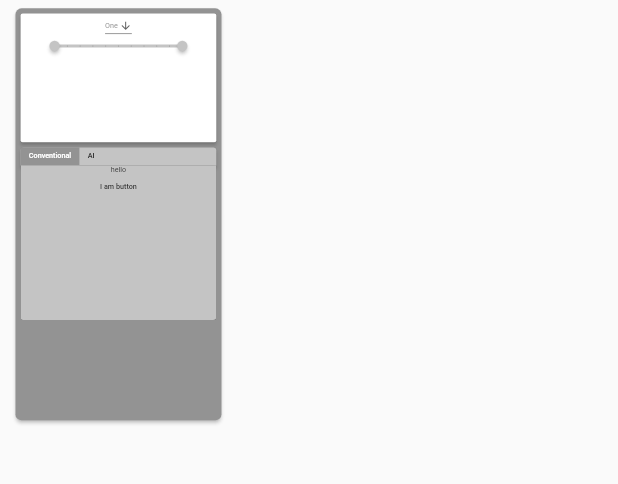
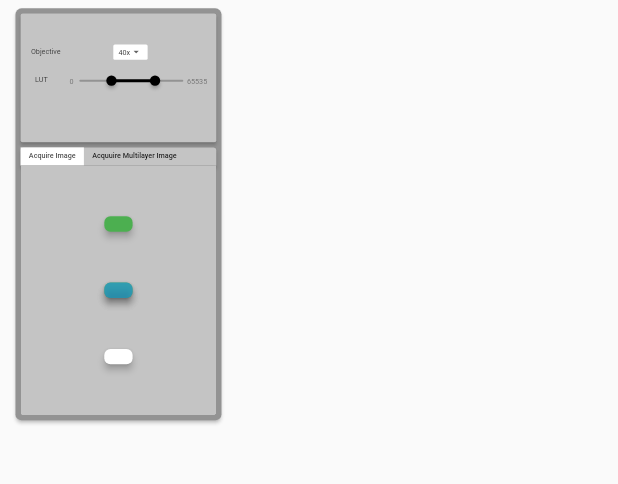
Before and after one commit to JamesKai/syncell_ux, a Flutter app: the MyHomePage screen opened directly, after a tap on "Imaging", on a phone screen of 412 x 824 dp, the part 38-522 px from its top. Run offline on Flutter 3.47's test engine with Material 2 defaults, Android fonts, the phone set to English and light mode, and no system bars; our stand-ins replace get, google_fonts, responsive_framework.

Commit message:
partially finish Light Tab

```diff
--- a/lib/components/drop_down_menu.dart
+++ b/lib/components/drop_down_menu.dart
@@ -1,25 +1,42 @@
 import 'package:flutter/material.dart';
+import 'package:flutter_desktop1/controller/obj_controller.dart';
+import 'package:get/get.dart';
 
 class MyDropDownButton extends StatefulWidget {
-  MyDropDownButton({Key key}) : super(key: key);
+  final List<String> dropDownItems;
+  MyDropDownButton({Key key, @required this.dropDownItems}) : super(key: key);
 
   @override
   _MyDropDownButtonState createState() => _MyDropDownButtonState();
 }
 
 class _MyDropDownButtonState extends State<MyDropDownButton> {
-  String dropdownValue = 'One';
+  String dropdownValue;
+  @override
+  void initState() {
+    super.initState();
+    dropdownValue = widget.dropDownItems[0];
+  }
 
   @override
   Widget build(BuildContext context) {
-    return DropdownButton<String>(
+    return Container(
+      height: 30,
+      padding: const EdgeInsets.only(left: 10.0, right: 10.0),
+      decoration: BoxDecoration(
+        borderRadius: BorderRadius.circular(5.0),
+        color: Colors.white,
+        // border: Border.all()
+      ),
+      child: DropdownButton<String>(
         value: dropdownValue,
-      icon: Icon(Icons.arrow_downward),
+        icon: Icon(Icons.arrow_drop_down),
         iconSize: 24,
         elevation: 16,
-      style: TextStyle(color: Colors.grey),
+        style: TextStyle(color: Colors.black),
         underline: Container(
-        height: 2,
+          margin: EdgeInsets.zero,
+          height: 0,
           color: Colors.grey,
         ),
         onChanged: (String newValue) {
@@ -27,13 +44,57 @@ class _MyDropDownButtonState extends State<MyDropDownButton> {
             dropdownValue = newValue;
           });
         },
-      items: <String>['One', 'Two', 'Free', 'Four']
-          .map<DropdownMenuItem<String>>((String value) {
+        items:
+            widget.dropDownItems.map<DropdownMenuItem<String>>((String value) {
           return DropdownMenuItem<String>(
             value: value,
             child: Text(value),
           );
         }).toList(),
+      ),
     );
   }
 }
+
+class ObjDropDown extends StatelessWidget {
+  final List<String> dropDownItems;
+  const ObjDropDown({Key key, @required this.dropDownItems}) : super(key: key);
+
+  @override
+  Widget build(BuildContext context) {
+    ObjController _objController = Get.put(ObjController());
+    return Container(
+        height: 30,
+        padding: const EdgeInsets.only(left: 10.0, right: 10.0),
+        decoration: BoxDecoration(
+          borderRadius: BorderRadius.circular(3.0),
+          color: Colors.white,
+          // border: Border.all()
+        ),
+        child: GetBuilder<ObjController>(
+          builder: (_) => DropdownButton<String>(
+            value: dropDownItems.contains(_.dropDownValue)
+                ? _.dropDownValue
+                : dropDownItems[0],
+            icon: Icon(Icons.arrow_drop_down),
+            iconSize: 24,
+            elevation: 16,
+            style: TextStyle(color: Colors.black),
+            underline: Container(
+              margin: EdgeInsets.zero,
+              height: 0,
+              color: Colors.grey,
+            ),
+            onChanged: (String newValue) {
+              _objController.updateDropDownValue(newValue);
+            },
+            items: dropDownItems.map<DropdownMenuItem<String>>((String value) {
+              return DropdownMenuItem<String>(
+                value: value,
+                child: Text(value),
+              );
+            }).toList(),
+          ),
+        ));
+  }
+}
--- a/lib/components/edit_card.dart
+++ b/lib/components/edit_card.dart
@@ -15,9 +15,6 @@ class EditCard extends StatefulWidget {
 }
 
 class _TestStack extends State<EditCard> with SingleTickerProviderStateMixin {
-  static final Color defaultColor = Color(0xffc4c4c4);
-  static final Color deepColor = Color(0xff939393);
-
   TabController _controller;
   @override
   void initState() {
@@ -33,7 +30,8 @@ class _TestStack extends State<EditCard> with SingleTickerProviderStateMixin {
 
   @override
   Widget build(BuildContext context) {
-    return Stack(children: [
+    return Center(
+      child: Stack(children: [
         Positioned(
           left: 0,
           top: 0,
@@ -47,7 +45,7 @@ class _TestStack extends State<EditCard> with SingleTickerProviderStateMixin {
                       topRight: Radius.circular(6),
                       bottomLeft: Radius.circular(0),
                       bottomRight: Radius.circular(0))),
-            color: defaultColor,
+              color: Theme.of(context).primaryColor,
               margin: EdgeInsets.only(bottom: 0),
               child: TabBar(
                 controller: _controller,
@@ -55,7 +53,8 @@ class _TestStack extends State<EditCard> with SingleTickerProviderStateMixin {
                 //define the style of the selected tab
                 indicatorSize: TabBarIndicatorSize.tab,
                 indicator: BoxDecoration(
-                  borderRadius: BorderRadius.circular(0), color: deepColor),
+                    borderRadius: BorderRadius.circular(0),
+                    color: Colors.white),
                 tabs: <Widget>[for (String title in widget.titles) Text(title)],
                 physics: NeverScrollableScrollPhysics(),
                 isScrollable: true,
@@ -67,7 +66,7 @@ class _TestStack extends State<EditCard> with SingleTickerProviderStateMixin {
           left: 0,
           top: 35,
           right: 0,
-        height: 300,
+          bottom: 0,
           child: Container(
             child: TabBarView(controller: _controller, children: <Widget>[
               for (Widget item in widget.contents)
@@ -78,12 +77,13 @@ class _TestStack extends State<EditCard> with SingleTickerProviderStateMixin {
                             topRight: Radius.circular(0),
                             bottomLeft: Radius.circular(6),
                             bottomRight: Radius.circular(6))),
-                  color: defaultColor,
+                    color: Theme.of(context).primaryColor,
                     margin: EdgeInsets.only(bottom: 0),
                     child: item)
             ]),
           ),
         ),
-    ]);
+      ]),
+    );
   }
 }
--- /dev/null
+++ b/lib/components/light_button.dart
@@ -0,0 +1,51 @@
+import 'package:flutter/material.dart';
+
+class LightButton extends StatelessWidget {
+  final Color color;
+  final void Function() onPressed;
+  const LightButton({Key key, @required this.color, @required this.onPressed})
+      : super(key: key);
+
+  @override
+  Widget build(BuildContext context) {
+    return Container(
+      width: 55,
+      height: 30,
+      child: RaisedButton(
+        shape: RoundedRectangleBorder(borderRadius: BorderRadius.circular(12)),
+        color: color,
+        onPressed: onPressed,
+      ),
+    );
+  }
+}
+
+class GreenButton extends StatelessWidget {
+  const GreenButton({Key key}) : super(key: key);
+
+  @override
+  Widget build(BuildContext context) {
+    return LightButton(color: Colors.green, onPressed: () {});
+  }
+}
+
+class BlueButton extends StatelessWidget {
+  const BlueButton({Key key}) : super(key: key);
+
+  @override
+  Widget build(BuildContext context) {
+    return Stack(children: [
+      GreenButton(),
+      LightButton(color: Colors.blue.withOpacity(0.6), onPressed: () {})
+    ]);
+  }
+}
+
+class WhiteButton extends StatelessWidget {
+  const WhiteButton({Key key}) : super(key: key);
+
+  @override
+  Widget build(BuildContext context) {
+    return LightButton(color: Colors.white, onPressed: () {});
+  }
+}
--- a/lib/components/light_card.dart
+++ b/lib/components/light_card.dart
@@ -1,6 +1,7 @@
 import 'package:flutter/material.dart';
 import 'package:flutter_desktop1/components/drop_down_menu.dart';
 import 'package:flutter_desktop1/components/range_slider.dart';
+import 'package:google_fonts/google_fonts.dart';
 
 class LightCard extends StatelessWidget {
   const LightCard({Key key}) : super(key: key);
@@ -9,9 +10,29 @@ class LightCard extends StatelessWidget {
   Widget build(BuildContext context) {
     return Container(
       child: Card(
+        color: Theme.of(context).primaryColor,
         margin: EdgeInsets.zero,
-        child: Column(
-          children: [MyDropDownButton(), GeneralRangeSlider()],
+        child: Stack(
+          children: [
+            Positioned(
+              left: 20,
+              top: 65,
+              child: Text('Objective',
+                  style: GoogleFonts.roboto(fontWeight: FontWeight.w400)),
+            ),
+            Positioned(
+                left: 180,
+                top: 60,
+                child:
+                    ObjDropDown(dropDownItems: <String>['40x', '60x', '10x'])),
+            Positioned(
+              left: 28,
+              top: 120,
+              child: Text('LUT',
+                  style: GoogleFonts.roboto(fontWeight: FontWeight.w400)),
+            ),
+            Positioned(left: 90, top: 118, child: LUT_RangeSlider()),
+          ],
         ),
       ),
     );
--- a/lib/components/page_bar.dart
+++ b/lib/components/page_bar.dart
@@ -12,7 +12,8 @@ class PageBar extends StatelessWidget {
   @override
   Widget build(BuildContext context) {
     MyController pageColorController = Get.put(MyController());
-    return Stack(
+    return Center(
+      child: Stack(
         children: [
           Positioned(
             left: 0,
@@ -21,7 +22,7 @@ class PageBar extends StatelessWidget {
               builder: (_) => ArrowButton(
                   onPressed: () {
                     pageColorController.updateColor(PageName.imaging);
-                  Get.offAll(MyHomePage(),
+                    Get.to(MyHomePage(),
                         transition: Transition.noTransition,
                         duration: Duration(seconds: 0));
                   },
@@ -38,7 +39,7 @@ class PageBar extends StatelessWidget {
                     color: _.processColor,
                     onPressed: () {
                       pageColorController.updateColor(PageName.process);
-                    Get.offAll(ProcessPage(),
+                      Get.to(ProcessPage(),
                           transition: Transition.noTransition,
                           duration: Duration(seconds: 0));
                     }),
@@ -52,13 +53,14 @@ class PageBar extends StatelessWidget {
                   color: _.labelingColor,
                   onPressed: () {
                     pageColorController.updateColor(PageName.labeling);
-                  Get.offAll(LabelingPage(),
+                    Get.to(LabelingPage(),
                         transition: Transition.noTransition,
                         duration: Duration(seconds: 0));
                   }),
             ),
-        )
+          ),
         ],
+      ),
     );
   }
 }
--- a/lib/components/range_slider.dart
+++ b/lib/components/range_slider.dart
@@ -1,26 +1,40 @@
 import 'package:flutter/material.dart';
-import 'package:flutter_desktop1/controller/range_slider_controller.dart';
+import 'package:flutter_desktop1/controller/lut_range_slider_controller.dart';
 import 'package:get/get.dart';
 
-class GeneralRangeSlider extends StatelessWidget {
-  GeneralRangeSlider({Key key}) : super(key: key);
+// ignore: camel_case_types
+class LUT_RangeSlider extends StatelessWidget {
+  LUT_RangeSlider({Key key}) : super(key: key);
 
   @override
   Widget build(BuildContext context) {
-    MyRangeSlider controller = Get.put(MyRangeSlider());
+    LUT_RangeSliderController controller = Get.put(LUT_RangeSliderController());
 
-    return Container(
-      // color: Colors.white,
-      width: 300,
+    return Center(
+      child: Stack(
+        children: [
+          Container(
+            width: 350,
             height: 30,
-      child: GetBuilder<MyRangeSlider>(
+          ),
+          Positioned(
+              left: 5,
+              bottom: 8,
+              child: Text(
+                '0',
+                style: TextStyle(color: Colors.grey[600]),
+              )),
+          Container(
+            width: 250,
+            height: 25,
+            child: GetBuilder<LUT_RangeSliderController>(
               builder: (_) => RangeSlider(
-          activeColor: Color(0xffc4c4c4),
-          inactiveColor: Color(0xff939393),
                 values: _.rangeValues,
+                activeColor: Colors.black,
+                inactiveColor: Theme.of(context).accentColor,
                 min: 0,
-          max: 100,
-          divisions: 10,
+                max: 65535,
+                divisions: 1000,
                 labels: RangeLabels(
                   _.rangeValues.start.round().toString(),
                   _.rangeValues.end.round().toString(),
@@ -30,6 +44,86 @@ class GeneralRangeSlider extends StatelessWidget {
                 },
               ),
             ),
+          ),
+          Positioned(
+              left: 233,
+              bottom: 8,
+              width: 60,
+              child: Text(
+                '65535',
+                style: TextStyle(color: Colors.grey[600]),
+              ))
+        ],
+      ),
     );
   }
 }
+
+class CustomSliderThumbRect extends SliderComponentShape {
+  final double thumbRadius;
+  final thumbHeight;
+  final int min;
+  final int max;
+
+  const CustomSliderThumbRect({
+    this.thumbRadius,
+    this.thumbHeight,
+    this.min,
+    this.max,
+  });
+
+  @override
+  Size getPreferredSize(bool isEnabled, bool isDiscrete) {
+    return Size.fromRadius(thumbRadius);
+  }
+
+  @override
+  void paint(
+    PaintingContext context,
+    Offset center, {
+    Animation<double> activationAnimation,
+    Animation<double> enableAnimation,
+    bool isDiscrete,
+    TextPainter labelPainter,
+    RenderBox parentBox,
+    SliderThemeData sliderTheme,
+    TextDirection textDirection,
+    double value,
+    double textScaleFactor,
+    Size sizeWithOverflow,
+  }) {
+    final Canvas canvas = context.canvas;
+
+    final rRect = RRect.fromRectAndRadius(
+      Rect.fromCenter(
+          center: center, width: thumbHeight * 1.2, height: thumbHeight * .6),
+      Radius.circular(thumbRadius * .4),
+    );
+
+    final paint = Paint()
+      ..color = sliderTheme.activeTrackColor //Thumb Background Color
+      ..style = PaintingStyle.fill;
+
+    TextSpan span = new TextSpan(
+        style: new TextStyle(
+            fontSize: thumbHeight * .3,
+            fontWeight: FontWeight.w700,
+            color: sliderTheme.thumbColor,
+            height: 1),
+        text: '${getValue(value)}');
+    TextPainter tp = new TextPainter(
+        text: span,
+        textAlign: TextAlign.left,
+        textDirection: TextDirection.ltr);
+    tp.layout();
+    Offset textCenter =
+        Offset(center.dx - (tp.width / 2), center.dy - (tp.height / 2));
+
+    canvas.drawRRect(rRect, paint);
+    tp.paint(canvas, textCenter);
+  }
+
+  String getValue(double value) {
+    return (min + (max - min) * value).round().toString();
+  }
+}
--- a/lib/components/setting_card.dart
+++ b/lib/components/setting_card.dart
@@ -29,7 +29,7 @@ class SettingTab extends StatelessWidget {
               left: 10,
               top: 270,
               right: 10,
-              height: 400,
+              bottom: 10,
               child: EditCard(
                 titles: titles,
                 contents: contents,
--- a/lib/controller/range_slider_controller.dart
+++ b/lib/controller/lut_range_slider_controller.dart
@@ -1,8 +1,9 @@
 import 'package:flutter/material.dart';
 import 'package:get/get.dart';
 
-class MyRangeSlider extends GetxController {
-  RangeValues rangeValues = const RangeValues(0, 100);
+// ignore: camel_case_types
+class LUT_RangeSliderController extends GetxController {
+  RangeValues rangeValues = const RangeValues(20000, 48000);
 
   void updateValues(RangeValues values) {
     rangeValues = values;
--- /dev/null
+++ b/lib/controller/obj_controller.dart
@@ -0,0 +1,10 @@
+import 'package:get/get.dart';
+
+class ObjController extends GetxController {
+  String dropDownValue = "";
+
+  void updateDropDownValue(String newVal) {
+    dropDownValue = newVal;
+    update();
+  }
+}
--- a/lib/controller/page_bar_controller.dart
+++ b/lib/controller/page_bar_controller.dart
@@ -4,9 +4,9 @@ import 'package:get/get.dart';
 class MyController extends GetxController {
   static final Color defaultColor = Color(0xffc4c4c4);
   static final Color deepColor = Color(0xff939393);
-  Color imagingColor = Color(0xffc4c4c4);
-  Color processColor = Color(0xffc4c4c4);
-  Color labelingColor = Color(0xffc4c4c4);
+  Color imagingColor = deepColor;
+  Color processColor = defaultColor;
+  Color labelingColor = defaultColor;
 
   void updateColor(PageName pageName) {
     if (PageName.imaging == pageName) {
--- a/lib/labeling_page.dart
+++ b/lib/labeling_page.dart
@@ -15,7 +15,8 @@ class LabelingPage extends StatefulWidget {
 class _LabelingPageState extends State<LabelingPage> {
   @override
   Widget build(BuildContext context) {
-    return Container(
+    return Scaffold(
+      body: Container(
           width: 1920,
           height: 1080,
           child: Stack(
@@ -26,14 +27,11 @@ class _LabelingPageState extends State<LabelingPage> {
                 left: 30,
                 top: 90,
                 child: SettingTab(titles: [
-                'Conventional',
-                'AI'
+                  'Labeling',
+                  'Label Setting'
                 ], contents: [
                   Column(
-                  children: [
-                    Text('hello'),
-                    MaterialButton(child: Text('I am button'), onPressed: () {})
-                  ],
+                    children: [],
                   ),
                   Column(
                     children: [],
@@ -41,6 +39,7 @@ class _LabelingPageState extends State<LabelingPage> {
                 ]),
               )
             ],
-        ));
+          )),
+    );
   }
 }
--- a/lib/main.dart
+++ b/lib/main.dart
@@ -1,4 +1,5 @@
 import 'package:flutter/material.dart';
+import 'package:flutter_desktop1/components/light_button.dart';
 import 'package:flutter_desktop1/components/page_bar.dart';
 import 'package:get/get.dart';
 import 'package:responsive_framework/responsive_framework.dart';
@@ -27,6 +28,9 @@ class MyApp extends StatelessWidget {
       ),
       title: 'Flutter Web',
       theme: ThemeData(
+        brightness: Brightness.light,
+        primaryColor: Color(0xffc4c4c4),
+        accentColor: Color(0xff939393),
         visualDensity: VisualDensity.adaptivePlatformDensity,
       ),
       home: MyHomePage(title: 'Flutter Demo Home Page'),
@@ -63,14 +67,12 @@ class _MyHomePageState extends State<MyHomePage> {
               left: 30,
               top: 90,
               child: SettingTab(titles: [
-                'Conventional',
-                'AI'
+                'Acquire Image',
+                'Acquuire Multilayer Image'
               ], contents: [
                 Column(
-                  children: [
-                    Text('hello'),
-                    MaterialButton(child: Text('I am button'), onPressed: () {})
-                  ],
+                  mainAxisAlignment: MainAxisAlignment.spaceEvenly,
+                  children: [GreenButton(), BlueButton(), WhiteButton()],
                 ),
                 Column(
                   children: [],
--- a/lib/process_page.dart
+++ b/lib/process_page.dart
@@ -19,7 +19,8 @@ class _ProcessPageState extends State<ProcessPage> {
   MyController countController = Get.put(MyController());
   @override
   Widget build(BuildContext context) {
-    return Container(
+    return Scaffold(
+      body: Container(
           width: 1920,
           height: 1080,
           child: Stack(
@@ -34,10 +35,7 @@ class _ProcessPageState extends State<ProcessPage> {
                   'AI'
                 ], contents: [
                   Column(
-                  children: [
-                    Text('hello'),
-                    MaterialButton(child: Text('I am button'), onPressed: () {})
-                  ],
+                    children: [],
                   ),
                   Column(
                     children: [],
@@ -45,6 +43,7 @@ class _ProcessPageState extends State<ProcessPage> {
                 ]),
               )
             ],
-        ));
+          )),
+    );
   }
 }
--- a/pubspec.yaml
+++ b/pubspec.yaml
@@ -25,7 +25,8 @@ dependencies:
     sdk: flutter
   get: ^3.10.2
   responsive_framework: ^0.0.8
-  syncfusion_flutter_sliders: ^18.2.57-beta
+  google_fonts: ^1.1.0
+  flutter_neumorphic: ^3.0.2
 
   # The following adds the Cupertino Icons font to your application.
   # Use with the CupertinoIcons class for iOS style icons.
```
Also changed, not shown: pubspec.lock. Lines whose indentation alone changed are shown as unchanged.
